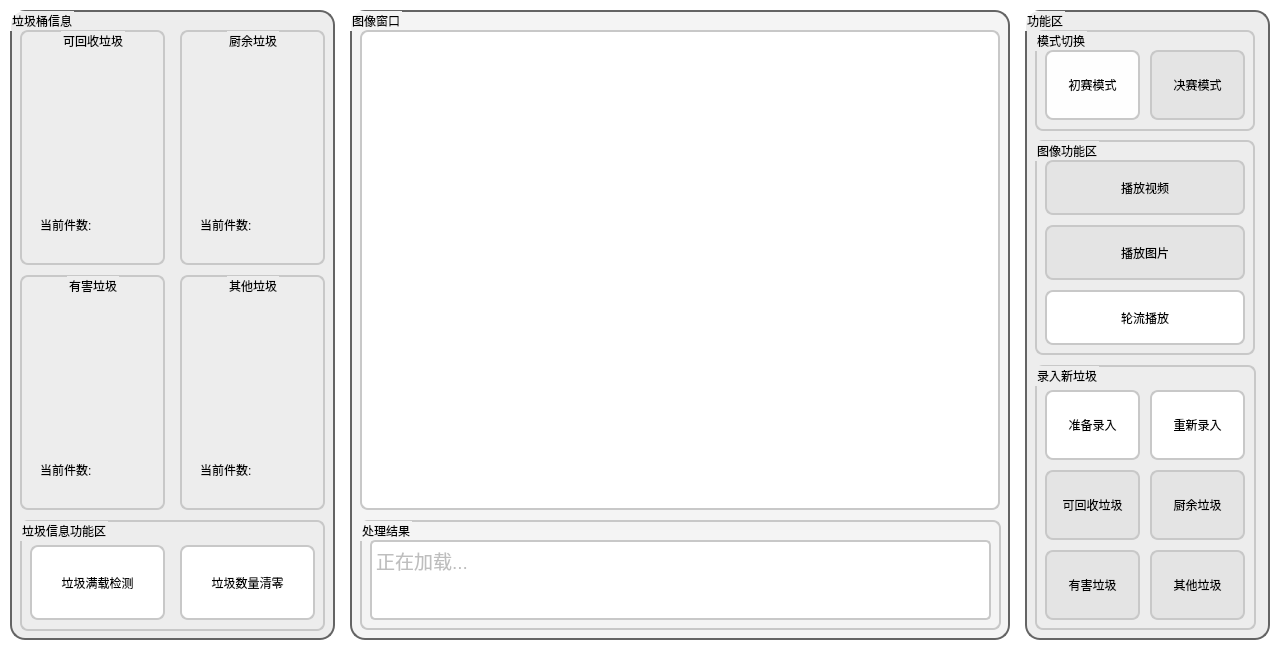
First picture: the form in Software/QtUI/mainwindow.ui, repository h13-0/Garbage-Classification, before the edit.
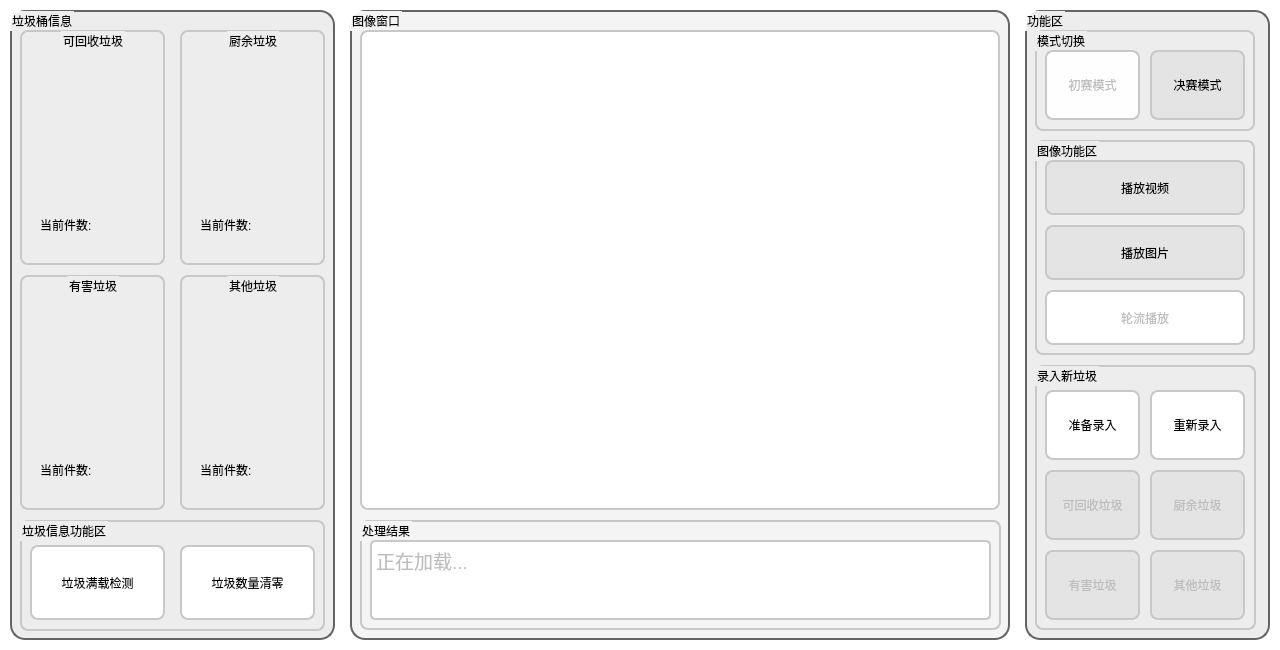
Second picture: the form after the edit. Icons and pictures are not drawn.

Commit message: 新增按钮防重复触发功能, 新增控制挡板和传送带功能, 新增命令行传参

Patch:
```diff
--- a/Software/QtUI/mainwindow.ui
+++ b/Software/QtUI/mainwindow.ui
@@ -472,6 +472,9 @@
       <string>录入新垃圾</string>
      </property>
      <widget class="QPushButton" name="NewRecycle">
+      <property name="enabled">
+       <bool>false</bool>
+      </property>
       <property name="geometry">
        <rect>
         <x>10</x>
@@ -488,6 +491,9 @@
       </property>
      </widget>
      <widget class="QPushButton" name="NewKitchen">
+      <property name="enabled">
+       <bool>false</bool>
+      </property>
       <property name="geometry">
        <rect>
         <x>115</x>
@@ -504,6 +510,9 @@
       </property>
      </widget>
      <widget class="QPushButton" name="NewHarmful">
+      <property name="enabled">
+       <bool>false</bool>
+      </property>
       <property name="geometry">
        <rect>
         <x>10</x>
@@ -520,6 +529,9 @@
       </property>
      </widget>
      <widget class="QPushButton" name="NewOther">
+      <property name="enabled">
+       <bool>false</bool>
+      </property>
       <property name="geometry">
        <rect>
         <x>115</x>
@@ -585,6 +597,9 @@
       <string>模式切换</string>
      </property>
      <widget class="QPushButton" name="PreMode">
+      <property name="enabled">
+       <bool>false</bool>
+      </property>
       <property name="geometry">
        <rect>
         <x>10</x>
@@ -666,6 +681,9 @@
       </property>
      </widget>
      <widget class="QPushButton" name="TakeTurns">
+      <property name="enabled">
+       <bool>false</bool>
+      </property>
       <property name="geometry">
        <rect>
         <x>10</x>
```
The commit also changes 6 other files.
